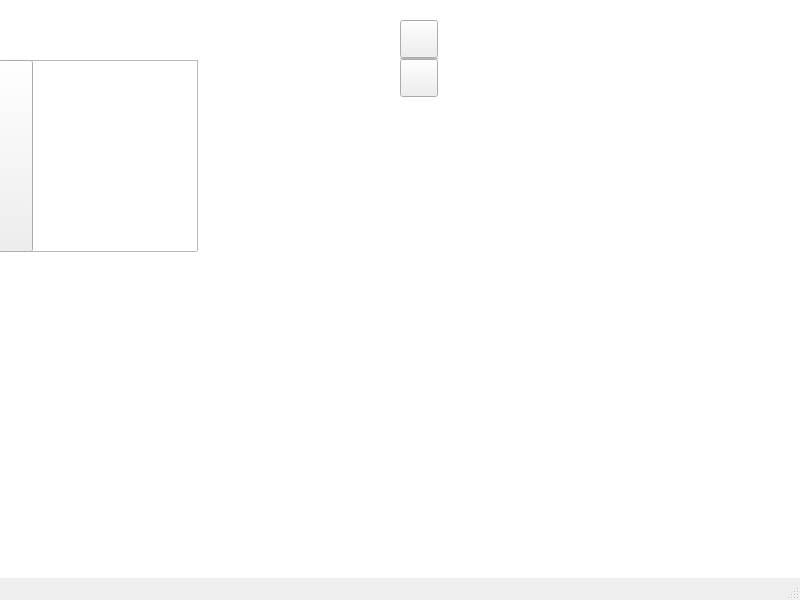
This is src/ui/qgsribbonwindowbase.ui in kadas-albireo/kadas-albireo as Qt 5 draws it before an edit. The edited form follows.
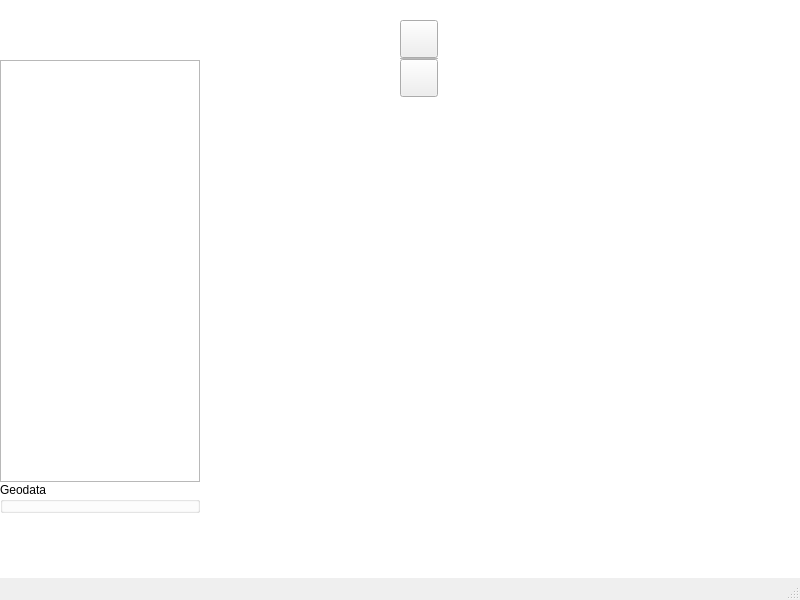
This is the edited form. Icons and pictures are not drawn. Custom widgets are drawn as their Qt base class.

The edit to the form file:
```diff
--- a/src/ui/qgsribbonwindowbase.ui
+++ b/src/ui/qgsribbonwindowbase.ui
@@ -44,44 +44,10 @@
       <property name="lineWidth">
        <number>0</number>
       </property>
-      <widget class="QgsLayerTreeView" name="mLayerTreeView">
-       <property name="geometry">
-        <rect>
-         <x>-2</x>
-         <y>60</y>
-         <width>200</width>
-         <height>192</height>
-        </rect>
-       </property>
-       <property name="sizePolicy">
-        <sizepolicy hsizetype="Expanding" vsizetype="Fixed">
-         <horstretch>0</horstretch>
-         <verstretch>0</verstretch>
-        </sizepolicy>
-       </property>
-       <property name="maximumSize">
-        <size>
-         <width>200</width>
-         <height>16777215</height>
-        </size>
-       </property>
-       <property name="verticalScrollBarPolicy">
-        <enum>Qt::ScrollBarAsNeeded</enum>
-       </property>
-       <property name="horizontalScrollBarPolicy">
-        <enum>Qt::ScrollBarAsNeeded</enum>
-       </property>
-       <property name="indentation">
-        <number>20</number>
-       </property>
-       <property name="animated">
-        <bool>true</bool>
-       </property>
-      </widget>
       <widget class="QPushButton" name="mLayerTreeViewButton">
        <property name="geometry">
         <rect>
-         <x>-2</x>
+         <x>0</x>
          <y>60</y>
          <width>35</width>
          <height>192</height>
@@ -279,6 +245,104 @@
         </item>
        </layout>
       </widget>
+      <widget class="QWidget" name="mLayersWidget" native="true">
+       <property name="geometry">
+        <rect>
+         <x>0</x>
+         <y>60</y>
+         <width>200</width>
+         <height>453</height>
+        </rect>
+       </property>
+       <property name="maximumSize">
+        <size>
+         <width>200</width>
+         <height>16777215</height>
+        </size>
+       </property>
+       <layout class="QVBoxLayout" name="verticalLayout_2">
+        <property name="spacing">
+         <number>0</number>
+        </property>
+        <property name="leftMargin">
+         <number>0</number>
+        </property>
+        <property name="topMargin">
+         <number>0</number>
+        </property>
+        <property name="rightMargin">
+         <number>0</number>
+        </property>
+        <property name="bottomMargin">
+         <number>0</number>
+        </property>
+        <item>
+         <widget class="QgsLayerTreeView" name="mLayerTreeView">
+          <property name="sizePolicy">
+           <sizepolicy hsizetype="Expanding" vsizetype="Expanding">
+            <horstretch>0</horstretch>
+            <verstretch>0</verstretch>
+           </sizepolicy>
+          </property>
+          <property name="maximumSize">
+           <size>
+            <width>16777215</width>
+            <height>16777215</height>
+           </size>
+          </property>
+          <property name="verticalScrollBarPolicy">
+           <enum>Qt::ScrollBarAsNeeded</enum>
+          </property>
+          <property name="horizontalScrollBarPolicy">
+           <enum>Qt::ScrollBarAsNeeded</enum>
+          </property>
+          <property name="indentation">
+           <number>20</number>
+          </property>
+          <property name="animated">
+           <bool>true</bool>
+          </property>
+         </widget>
+        </item>
+        <item>
+         <widget class="QgsCollapsibleGroupBox" name="mGeodataBox">
+          <property name="maximumSize">
+           <size>
+            <width>16777215</width>
+            <height>16777215</height>
+           </size>
+          </property>
+          <property name="title">
+           <string>Geodata</string>
+          </property>
+          <layout class="QVBoxLayout" name="verticalLayout_3">
+           <property name="spacing">
+            <number>0</number>
+           </property>
+           <property name="leftMargin">
+            <number>0</number>
+           </property>
+           <property name="topMargin">
+            <number>0</number>
+           </property>
+           <property name="rightMargin">
+            <number>0</number>
+           </property>
+           <property name="bottomMargin">
+            <number>0</number>
+           </property>
+           <item>
+            <widget class="QgsCatalogBrowser" name="mCatalogBrowser" native="true"/>
+           </item>
+          </layout>
+         </widget>
+        </item>
+       </layout>
+      </widget>
+      <zorder>mLayerTreeViewButton</zorder>
+      <zorder>mZoomInOutFrame</zorder>
+      <zorder>mLayersWidget</zorder>
+      <zorder>mLayerTreeView</zorder>
      </widget>
     </item>
    </layout>
@@ -286,6 +350,12 @@
   <widget class="QStatusBar" name="mStatusWidget"/>
  </widget>
  <customwidgets>
+  <customwidget>
+   <class>QgsCollapsibleGroupBox</class>
+   <extends>QGroupBox</extends>
+   <header>qgscollapsiblegroupbox.h</header>
+   <container>1</container>
+  </customwidget>
   <customwidget>
    <class>QgsLayerTreeView</class>
    <extends>QTreeView</extends>
@@ -297,6 +367,12 @@
    <header>qgsmapcanvas.h</header>
    <container>1</container>
   </customwidget>
+  <customwidget>
+   <class>QgsCatalogBrowser</class>
+   <extends>QWidget</extends>
+   <header>catalog/qgscatalogbrowser.h</header>
+   <container>1</container>
+  </customwidget>
  </customwidgets>
  <resources>
   <include location="../../images/images.qrc"/>
```
